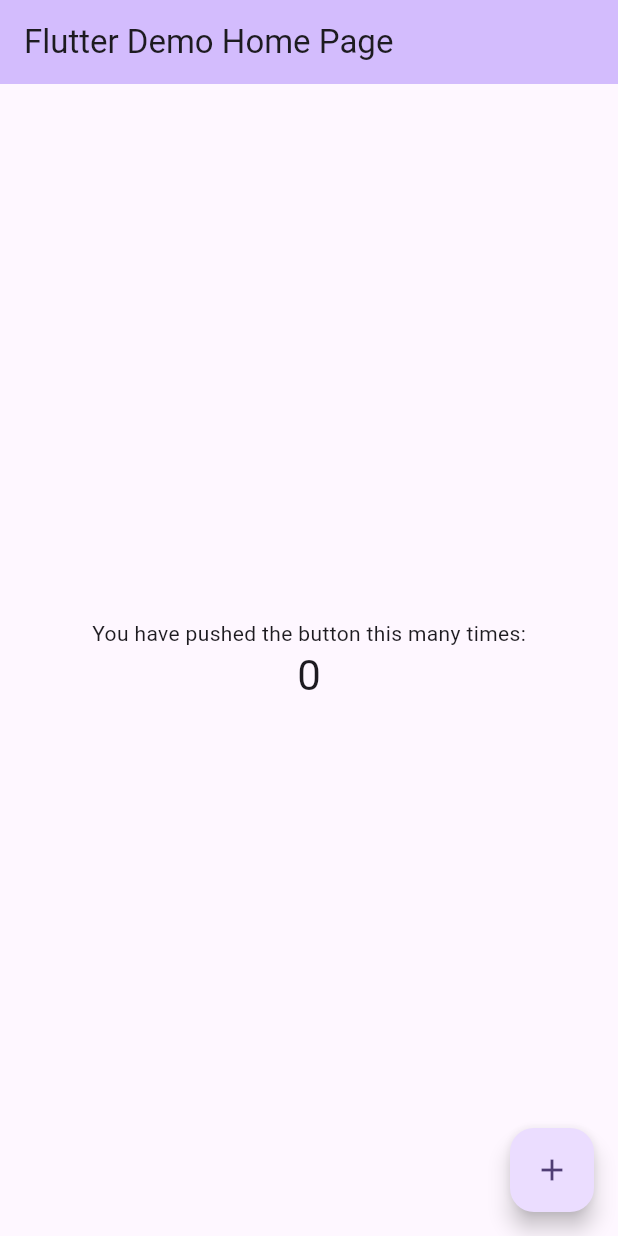
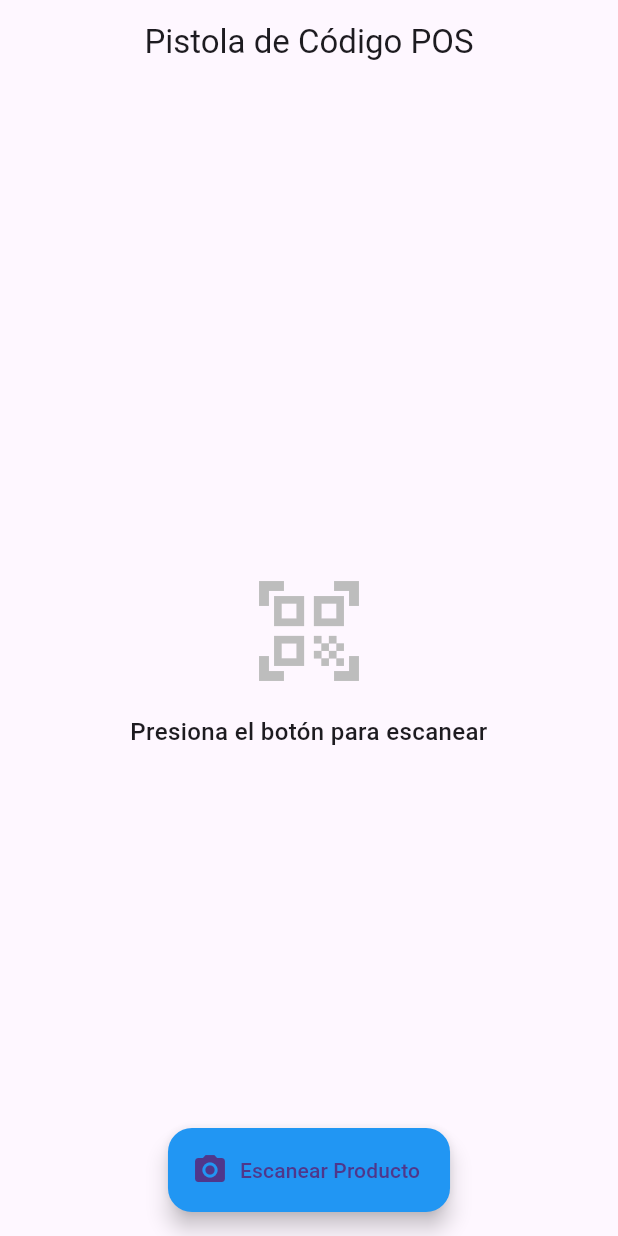
Before and after one commit to Lamk-S/lamk-sp-scanner, a Flutter app: the screen it shows after launch, on a phone screen of 412 x 824 dp. Run offline on Flutter 3.47's test engine with Material 3 defaults, Android fonts, the phone set to English and light mode, and no system bars; missing offline and left inert: mobile_scanner.

Commit message:
feat: implement POS barcode scanner UI and API integration

```diff
--- a/lib/main.dart
+++ b/lib/main.dart
@@ -1,122 +1,186 @@
 import 'package:flutter/material.dart';
+import 'package:mobile_scanner/mobile_scanner.dart';
+import 'package:http/http.dart' as http;
+import 'dart:convert';
 
-void main() {
-  runApp(const MyApp());
-}
+void main() => runApp(const MyApp());
 
 class MyApp extends StatelessWidget {
   const MyApp({super.key});
 
-  // This widget is the root of your application.
   @override
   Widget build(BuildContext context) {
     return MaterialApp(
-      title: 'Flutter Demo',
-      theme: ThemeData(
-        // This is the theme of your application.
-        //
-        // TRY THIS: Try running your application with "flutter run". You'll see
-        // the application has a purple toolbar. Then, without quitting the app,
-        // try changing the seedColor in the colorScheme below to Colors.green
-        // and then invoke "hot reload" (save your changes or press the "hot
-        // reload" button in a Flutter-supported IDE, or press "r" if you used
-        // the command line to start the app).
-        //
-        // Notice that the counter didn't reset back to zero; the application
-        // state is not lost during the reload. To reset the state, use hot
-        // restart instead.
-        //
-        // This works for code too, not just values: Most code changes can be
-        // tested with just a hot reload.
-        colorScheme: .fromSeed(seedColor: Colors.deepPurple),
-      ),
-      home: const MyHomePage(title: 'Flutter Demo Home Page'),
+      title: 'Escáner POS',
+      theme: ThemeData(primarySwatch: Colors.blue),
+      home: const ScannerPage(),
+      debugShowCheckedModeBanner: false,
     );
   }
 }
 
-class MyHomePage extends StatefulWidget {
-  const MyHomePage({super.key, required this.title});
-
-  // This widget is the home page of your application. It is stateful, meaning
-  // that it has a State object (defined below) that contains fields that affect
-  // how it looks.
-
-  // This class is the configuration for the state. It holds the values (in this
-  // case the title) provided by the parent (in this case the App widget) and
-  // used by the build method of the State. Fields in a Widget subclass are
-  // always marked "final".
-
-  final String title;
+class ScannerPage extends StatefulWidget {
+  const ScannerPage({super.key});
 
   @override
-  State<MyHomePage> createState() => _MyHomePageState();
+  State<ScannerPage> createState() => _ScannerPageState();
 }
 
-class _MyHomePageState extends State<MyHomePage> {
-  int _counter = 0;
+class _ScannerPageState extends State<ScannerPage> {
+  String status = 'Presiona el botón para escanear';
+  bool isScanning = false;
 
-  void _incrementCounter() {
+  final MobileScannerController controller = MobileScannerController(
+    autoStart: false,
+    detectionSpeed: DetectionSpeed.noDuplicates,
+  );
+
+  bool isProcessing = false;
+
+  Future<bool> enviarCodigo(String codigo) async {
+    // Modificar la URL de acuerdo a tu direccióm IP
+    const url = 'http://10.246.240.25:8000/api/scanner/push';
+
+    try {
+      print('Enviando a: $url');
+
+      final response = await http.post(
+        Uri.parse(url),
+        headers: {
+          'Content-Type': 'application/json',
+          'Accept': 'application/json',
+        },
+        body: jsonEncode({'codigo': codigo}),
+      );
+
+      print('STATUS => ${response.statusCode}');
+      print('BODY => ${response.body}');
+
+      return response.statusCode == 200;
+    } catch (e, stack) {
+      print('ERROR: $e');
+      print(stack);
+      return false;
+    }
+  }
+
+  @override
+  void dispose() {
+    controller.dispose();
+    super.dispose();
+  }
+
+  void iniciarScanner() {
     setState(() {
-      // This call to setState tells the Flutter framework that something has
-      // changed in this State, which causes it to rerun the build method below
-      // so that the display can reflect the updated values. If we changed
-      // _counter without calling setState(), then the build method would not be
-      // called again, and so nothing would appear to happen.
-      _counter++;
+      isScanning = true;
+      status = 'Apuntando al código...';
+    });
+
+    WidgetsBinding.instance.addPostFrameCallback((_) async {
+      await controller.start();
+    });
+  }
+
+  Future<void> detenerScanner() async {
+    await controller.stop();
+
+    setState(() {
+      isScanning = false;
+      status = 'Escaneo cancelado.';
     });
   }
 
   @override
   Widget build(BuildContext context) {
-    // This method is rerun every time setState is called, for instance as done
-    // by the _incrementCounter method above.
-    //
-    // The Flutter framework has been optimized to make rerunning build methods
-    // fast, so that you can just rebuild anything that needs updating rather
-    // than having to individually change instances of widgets.
     return Scaffold(
       appBar: AppBar(
-        // TRY THIS: Try changing the color here to a specific color (to
-        // Colors.amber, perhaps?) and trigger a hot reload to see the AppBar
-        // change color while the other colors stay the same.
-        backgroundColor: Theme.of(context).colorScheme.inversePrimary,
-        // Here we take the value from the MyHomePage object that was created by
-        // the App.build method, and use it to set our appbar title.
-        title: Text(widget.title),
+        title: const Text('Pistola de Código POS'),
+        centerTitle: true,
       ),
-      body: Center(
-        // Center is a layout widget. It takes a single child and positions it
-        // in the middle of the parent.
-        child: Column(
-          // Column is also a layout widget. It takes a list of children and
-          // arranges them vertically. By default, it sizes itself to fit its
-          // children horizontally, and tries to be as tall as its parent.
-          //
-          // Column has various properties to control how it sizes itself and
-          // how it positions its children. Here we use mainAxisAlignment to
-          // center the children vertically; the main axis here is the vertical
-          // axis because Columns are vertical (the cross axis would be
-          // horizontal).
-          //
-          // TRY THIS: Invoke "debug painting" (choose the "Toggle Debug Paint"
-          // action in the IDE, or press "p" in the console), to see the
-          // wireframe for each widget.
-          mainAxisAlignment: .center,
-          children: [
-            const Text('You have pushed the button this many times:'),
-            Text(
-              '$_counter',
-              style: Theme.of(context).textTheme.headlineMedium,
-            ),
-          ],
-        ),
+      body: Column(
+        children: [
+          Expanded(
+            child: isScanning
+                ? SizedBox(
+                    width: double.infinity,
+                    height: double.infinity,
+                    child: MobileScanner(
+                      controller: controller,
+                      onDetect: (capture) async {
+                        if (isProcessing) return;
+
+                        final barcode = capture.barcodes.first;
+                        final String? raw = barcode.rawValue;
+
+                        if (raw == null) return;
+
+                        isProcessing = true;
+
+                        await controller.stop();
+
+                        if (!mounted) return;
+
+                        setState(() {
+                          status =
+                              'Código detectado: $raw\nEnviando a caja...';
+                        });
+
+                        bool ok = await enviarCodigo(raw);
+
+                        if (!mounted) return;
+
+                        setState(() {
+                          isScanning = false;
+                          status = ok
+                              ? '✅ Enviado con éxito: $raw'
+                              : '❌ Error de red al enviar: $raw';
+                        });
+
+                        isProcessing = false;
+                      },
+                    ),
+                  )
+                : Center(
+                    child: Column(
+                      mainAxisAlignment: MainAxisAlignment.center,
+                      children: [
+                        Icon(
+                          Icons.qr_code_scanner,
+                          size: 80,
+                          color: Colors.grey[400],
+                        ),
+                        const SizedBox(height: 16),
+                        Padding(
+                          padding:
+                              const EdgeInsets.symmetric(horizontal: 24.0),
+                          child: Text(
+                            status,
+                            textAlign: TextAlign.center,
+                            style: const TextStyle(
+                              fontSize: 16,
+                              fontWeight: FontWeight.w500,
+                            ),
+                          ),
+                        ),
+                      ],
+                    ),
+                  ),
+          ),
+        ],
       ),
-      floatingActionButton: FloatingActionButton(
-        onPressed: _incrementCounter,
-        tooltip: 'Increment',
-        child: const Icon(Icons.add),
+      floatingActionButton: FloatingActionButton.extended(
+        onPressed: () async {
+          if (isScanning) {
+            await detenerScanner();
+          } else {
+            iniciarScanner();
+          }
+        },
+        icon: Icon(isScanning ? Icons.close : Icons.camera_alt),
+        label: Text(isScanning ? 'Cancelar' : 'Escanear Producto'),
+        backgroundColor: isScanning ? Colors.red : Colors.blue,
       ),
+      floatingActionButtonLocation: FloatingActionButtonLocation.centerFloat,
     );
   }
 }
```
